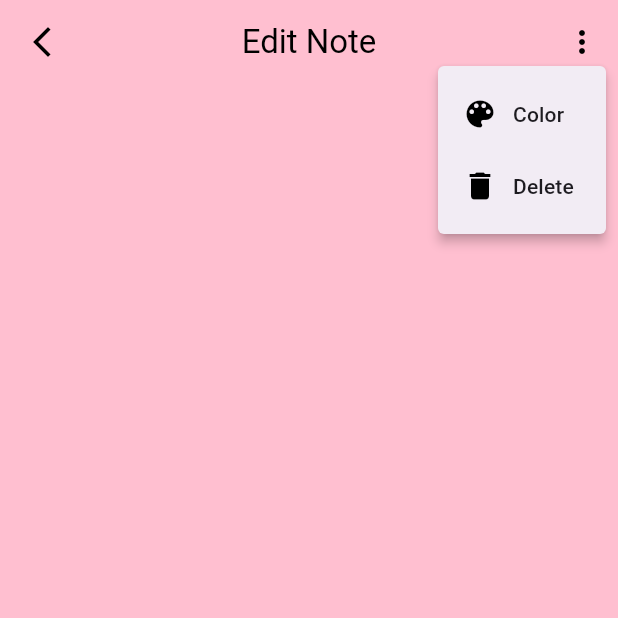
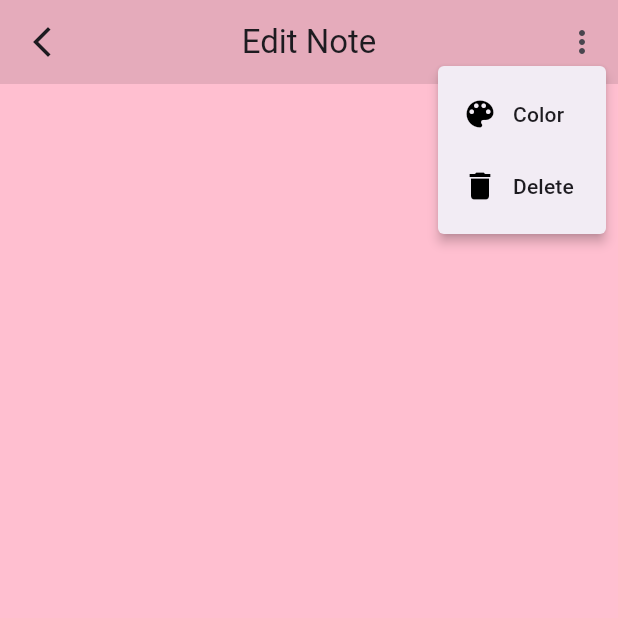
Before and after one commit to zahid2873/note_app, a Flutter app: the EditPage screen opened directly with empty values, after a tap on the "more vert" icon, on a phone screen of 412 x 824 dp, the top half of it. Run offline on Flutter 3.47's test engine with Material 2 defaults, Android fonts, the phone set to English and light mode, and no system bars; our stand-ins replace cloud_firestore, get, go_router; accounts and stored records are empty.

Commit message:
go routing

```diff
--- a/lib/model/note_model.dart
+++ b/lib/model/note_model.dart
@@ -1,5 +1,4 @@
 import 'dart:ui';
-
 import 'package:cloud_firestore/cloud_firestore.dart';
 import 'package:note_app/constant/color_palette.dart';
 
--- /dev/null
+++ b/lib/route/route_configuration.dart
@@ -0,0 +1,22 @@
+import 'package:flutter/material.dart';
+import 'package:go_router/go_router.dart';
+import 'package:note_app/ui/edit/edit_page.dart';
+import 'package:note_app/ui/home/home_page.dart';
+
+GoRouter router = GoRouter(routes: [
+  GoRoute(
+      name: 'home',
+      path: '/',
+      pageBuilder: (context, state) {
+        return const MaterialPage(child: HomePage());
+      }),
+  GoRoute(
+      name: 'edit_page',
+      path: '/edit_page/:index',
+      builder: (context, state) {
+        return EditPage(
+          index: int.parse(state.pathParameters['index']!),
+        );
+      }),
+
+]);
--- a/lib/ui/edit/edit_page.dart
+++ b/lib/ui/edit/edit_page.dart
@@ -15,12 +15,12 @@ class EditPage extends StatelessWidget {
 
   @override
   Widget build(BuildContext context) {
+    return GetBuilder<NoteController>(
+      builder: (noteController){
       return Scaffold(
         backgroundColor: noteController.notes[index].color,
         appBar: AppBar(
-        surfaceTintColor: Colors.white,
-        foregroundColor: Colors.black,
-        backgroundColor: noteController.notes[index].color,
+          backgroundColor: getBackground(noteController.notes[index].color!),
           title: noteController.isEdit != false
               ? const Text("Edit Note")
               : const Text("Add Note"),
@@ -74,6 +74,10 @@ class EditPage extends StatelessWidget {
                       controller.updateNote(index);
                     },
                     controller: controller.titleController,
+                    style: const TextStyle(
+                        fontSize: 24,
+                        color: Colors.black54,
+                        fontWeight: FontWeight.bold),
                     decoration: noteController.isEdit == false
                         ? const InputDecoration(
                             labelText: "Title",
@@ -113,4 +117,20 @@ class EditPage extends StatelessWidget {
         ),
       );
       }
+    );
   }
+
+  Color getBackground(Color color) {
+    final Color newColor = Color.fromARGB(255, darken(color.red), darken(color.green), darken(color.blue));
+    return newColor;
+  }
+
+  int darken(int number) {
+    final num = number - number * 0.10;
+    if (num > 255) {
+      return 255;
+    } else {
+      return num.toInt();
+    }
+  }
+}
--- a/lib/ui/edit/menu_item_color.dart
+++ b/lib/ui/edit/menu_item_color.dart
@@ -45,7 +45,8 @@ class MenuItemColor extends StatelessWidget {
           ),
           IconButton(
             onPressed: () {
-              controller.updateNoteColor(index, ColorPalette.lightBlue);
+              controller.updateNoteColor(index, ColorPalette.lightGreen);
+              Navigator.of(context).pop();
             },
             icon: const CircleAvatar(
               backgroundColor: ColorPalette.lightGreen,
@@ -54,6 +55,7 @@ class MenuItemColor extends StatelessWidget {
           IconButton(
             onPressed: () {
               controller.updateNoteColor(index, ColorPalette.yellow);
+              Navigator.of(context).pop();
             },
             icon: const CircleAvatar(
               backgroundColor: ColorPalette.yellow,
@@ -62,6 +64,7 @@ class MenuItemColor extends StatelessWidget {
           IconButton(
             onPressed: () {
               controller.updateNoteColor(index, ColorPalette.pink);
+              Navigator.of(context).pop();
             },
             icon: const CircleAvatar(
               backgroundColor: ColorPalette.pink,
--- a/lib/ui/home/note_widget.dart
+++ b/lib/ui/home/note_widget.dart
@@ -33,7 +33,7 @@ class NoteWidget extends StatelessWidget {
                 ? const SizedBox()
                 : Text(
                     getFormattedDate(
-                        noteInfo.timestamp!.toDate(), "dd/MM/yyyy HH:mm"),
+                        noteInfo.timestamp!.toDate(), "dd/MM/yyyy hh:mm a"),
                     style: const TextStyle(color: Colors.grey, fontSize: 12),
                   ),
             const SizedBox(
```
Also changed, not shown: lib/db_helper/db_helper.dart (+10 -10 lines), lib/main.dart (+6 -8 lines), lib/ui/home/home_page.dart (+5 -10 lines), pubspec.yaml (+5 -5 lines), pubspec.lock. Lines whose indentation alone changed are shown as unchanged.
